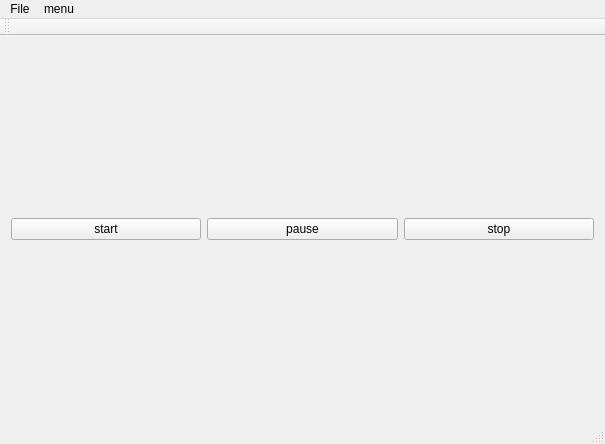
Above: openqtcamera/mainwindow.ui from dependon/OpenQtCamera before the change. Below: the same form after it.
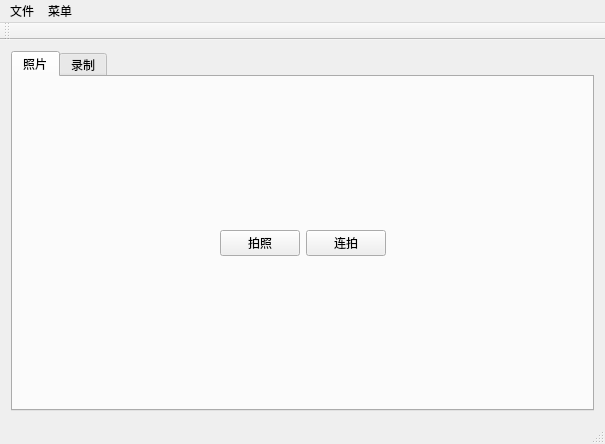
That is the form after the change.

Commit message:
fix: videoWidget改为了GraphicsView
Description: videoWidget改为了GraphicsView

Log:
Bug:
Issue:
Task:

```diff
--- a/openqtcamera/mainwindow.ui
+++ b/openqtcamera/mainwindow.ui
@@ -14,34 +14,125 @@
    <string>MainWindow</string>
   </property>
   <widget class="QWidget" name="centralWidget">
-   <layout class="QGridLayout" name="gridLayout_2" rowstretch="1,0">
+   <layout class="QGridLayout" name="gridLayout_3" rowstretch="1,0">
     <item row="0" column="0">
      <layout class="QGridLayout" name="gridLayout"/>
     </item>
     <item row="1" column="0">
-     <layout class="QHBoxLayout" name="horizontalLayout">
-      <item>
-       <widget class="QPushButton" name="startBtn">
-        <property name="text">
-         <string>start</string>
-        </property>
-       </widget>
-      </item>
-      <item>
-       <widget class="QPushButton" name="pauseBtn">
-        <property name="text">
-         <string>pause</string>
-        </property>
-       </widget>
-      </item>
-      <item>
-       <widget class="QPushButton" name="stopBtn">
-        <property name="text">
-         <string>stop</string>
-        </property>
-       </widget>
-      </item>
-     </layout>
+     <widget class="QTabWidget" name="tabWidget">
+      <property name="currentIndex">
+       <number>0</number>
+      </property>
+      <widget class="QWidget" name="picTab">
+       <attribute name="title">
+        <string>照片</string>
+       </attribute>
+       <layout class="QHBoxLayout" name="horizontalLayout_3">
+        <item>
+         <layout class="QHBoxLayout" name="horizontalLayout_2">
+          <item>
+           <spacer name="horizontalSpacer">
+            <property name="orientation">
+             <enum>Qt::Horizontal</enum>
+            </property>
+            <property name="sizeHint" stdset="0">
+             <size>
+              <width>40</width>
+              <height>20</height>
+             </size>
+            </property>
+           </spacer>
+          </item>
+          <item>
+           <widget class="QPushButton" name="picBtn">
+            <property name="text">
+             <string>拍照</string>
+            </property>
+           </widget>
+          </item>
+          <item>
+           <widget class="QPushButton" name="morePicBtn">
+            <property name="text">
+             <string>连拍</string>
+            </property>
+           </widget>
+          </item>
+          <item>
+           <spacer name="horizontalSpacer_2">
+            <property name="orientation">
+             <enum>Qt::Horizontal</enum>
+            </property>
+            <property name="sizeHint" stdset="0">
+             <size>
+              <width>40</width>
+              <height>20</height>
+             </size>
+            </property>
+           </spacer>
+          </item>
+         </layout>
+        </item>
+       </layout>
+      </widget>
+      <widget class="QWidget" name="videoTab">
+       <attribute name="title">
+        <string>录制</string>
+       </attribute>
+       <layout class="QGridLayout" name="gridLayout_2">
+        <item row="0" column="0">
+         <layout class="QHBoxLayout" name="horizontalLayout">
+          <item>
+           <spacer name="horizontalSpacer_3">
+            <property name="orientation">
+             <enum>Qt::Horizontal</enum>
+            </property>
+            <property name="sizeHint" stdset="0">
+             <size>
+              <width>40</width>
+              <height>20</height>
+             </size>
+            </property>
+           </spacer>
+          </item>
+          <item>
+           <widget class="QPushButton" name="startBtn">
+            <property name="text">
+             <string>开始</string>
+            </property>
+           </widget>
+          </item>
+          <item>
+           <widget class="QPushButton" name="stopBtn">
+            <property name="text">
+             <string>停止</string>
+            </property>
+           </widget>
+          </item>
+          <item>
+           <widget class="QPushButton" name="pauseBtn">
+            <property name="text">
+             <string>暂停 </string>
+            </property>
+           </widget>
+          </item>
+          <item>
+           <spacer name="horizontalSpacer_4">
+            <property name="orientation">
+             <enum>Qt::Horizontal</enum>
+            </property>
+            <property name="sizeHint" stdset="0">
+             <size>
+              <width>40</width>
+              <height>20</height>
+             </size>
+            </property>
+           </spacer>
+          </item>
+         </layout>
+        </item>
+       </layout>
+      </widget>
+     </widget>
     </item>
    </layout>
   </widget>
@@ -56,12 +147,12 @@
    </property>
    <widget class="QMenu" name="menuFile">
     <property name="title">
-     <string>File</string>
+     <string>文件</string>
     </property>
    </widget>
    <widget class="QMenu" name="menumenu">
     <property name="title">
-     <string>menu</string>
+     <string>菜单</string>
     </property>
     <addaction name="actionsetting"/>
    </widget>
```
The commit also changes 4 other files.
